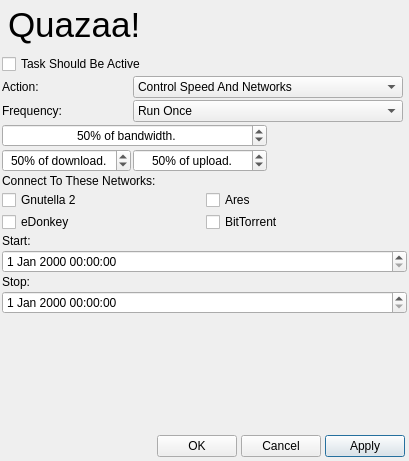
Above: Quazaa/UI/dialogscheduler.ui from c3c/quazaa before the change. Below: the same form after it.
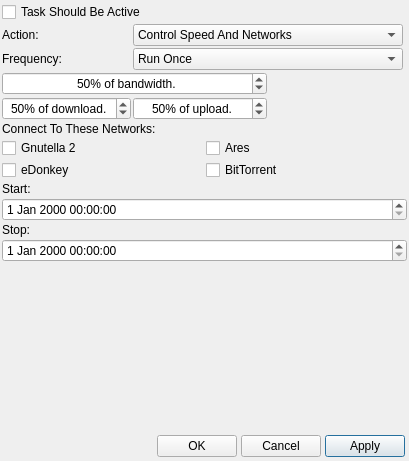
That is the form after the change. Icons and pictures are not drawn.

What changed in the file:
```diff
--- a/Quazaa/UI/dialogscheduler.ui
+++ b/Quazaa/UI/dialogscheduler.ui
@@ -42,67 +42,7 @@
    <property name="margin">
     <number>0</number>
    </property>
-   <item row="0" column="0" colspan="2">
-    <widget class="QFrame" name="frameCommonHeader">
-     <property name="minimumSize">
-      <size>
-       <width>0</width>
-       <height>50</height>
-      </size>
-     </property>
-     <property name="maximumSize">
-      <size>
-       <width>16777215</width>
-       <height>50</height>
-      </size>
-     </property>
-     <property name="frameShape">
-      <enum>QFrame::NoFrame</enum>
-     </property>
-     <property name="frameShadow">
-      <enum>QFrame::Raised</enum>
-     </property>
-     <layout class="QGridLayout" name="gridLayout_23">
-      <property name="margin">
-       <number>1</number>
-      </property>
-      <property name="spacing">
-       <number>0</number>
-      </property>
-      <item row="0" column="0">
-       <widget class="QLabel" name="labelLogo">
-        <property name="styleSheet">
-         <string notr="true">background-color: transparent;</string>
-        </property>
-        <property name="text">
-         <string/>
-        </property>
-        <property name="pixmap">
-         <pixmap resource="../Resource.qrc">:/Resource/Quazaa48.png</pixmap>
-        </property>
-       </widget>
-      </item>
-      <item row="0" column="1">
-       <widget class="QLabel" name="labelHeaderText">
-        <property name="sizePolicy">
-         <sizepolicy hsizetype="MinimumExpanding" vsizetype="Preferred">
-          <horstretch>0</horstretch>
-          <verstretch>0</verstretch>
-         </sizepolicy>
-        </property>
-        <property name="text">
-         <string notr="true">&lt;!DOCTYPE HTML PUBLIC &quot;-//W3C//DTD HTML 4.0//EN&quot; &quot;http://www.w3.org/TR/REC-html40/strict.dtd&quot;&gt;
-&lt;html&gt;&lt;head&gt;&lt;meta name=&quot;qrichtext&quot; content=&quot;1&quot; /&gt;&lt;style type=&quot;text/css&quot;&gt;
-p, li { white-space: pre-wrap; }
-&lt;/style&gt;&lt;/head&gt;&lt;body style=&quot; font-family:'MS Shell Dlg 2'; font-size:8.25pt; font-weight:400; font-style:normal;&quot;&gt;
-&lt;p style=&quot; margin-top:0px; margin-bottom:0px; margin-left:0px; margin-right:0px; -qt-block-indent:0; text-indent:0px;&quot;&gt;&lt;span style=&quot; font-size:26pt;&quot;&gt;Quazaa!&lt;/span&gt;&lt;/p&gt;&lt;/body&gt;&lt;/html&gt;</string>
-        </property>
-       </widget>
-      </item>
-     </layout>
-    </widget>
-   </item>
-   <item row="6" column="0" colspan="2">
+   <item row="5" column="0" colspan="2">
     <layout class="QGridLayout" name="gridLayoutFooter">
      <property name="margin">
       <number>4</number>
@@ -146,7 +86,7 @@
      </item>
     </layout>
    </item>
-   <item row="1" column="0">
+   <item row="0" column="0">
     <layout class="QGridLayout" name="gridLayoutSceduler">
      <property name="margin">
       <number>2</number>
```
